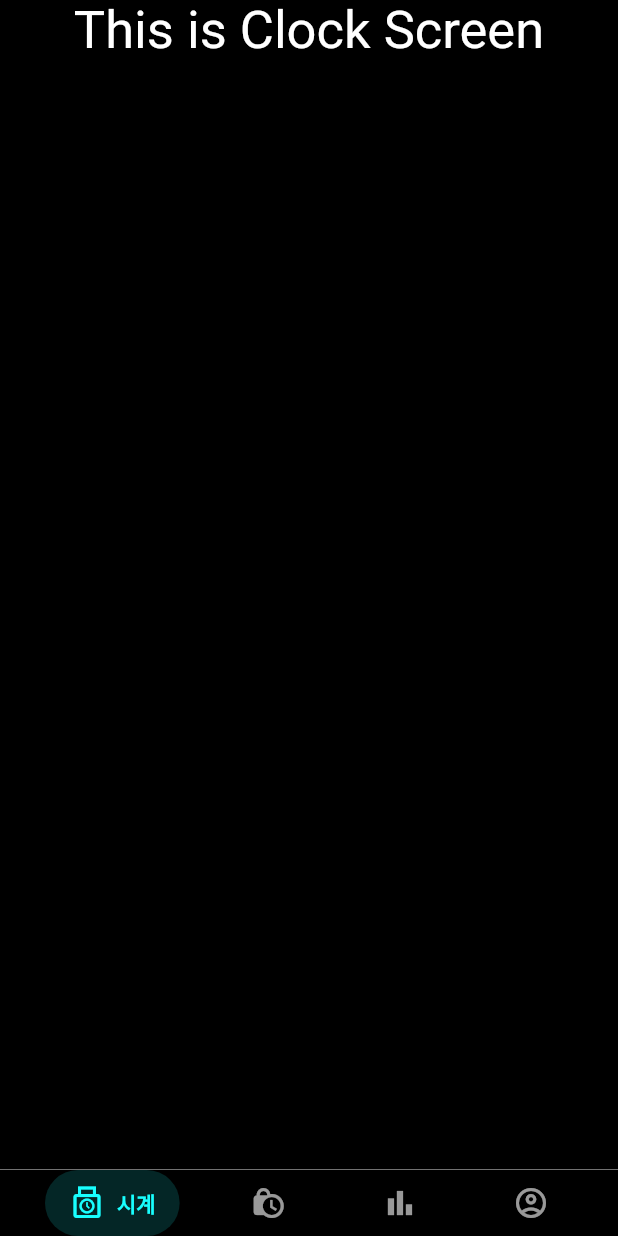
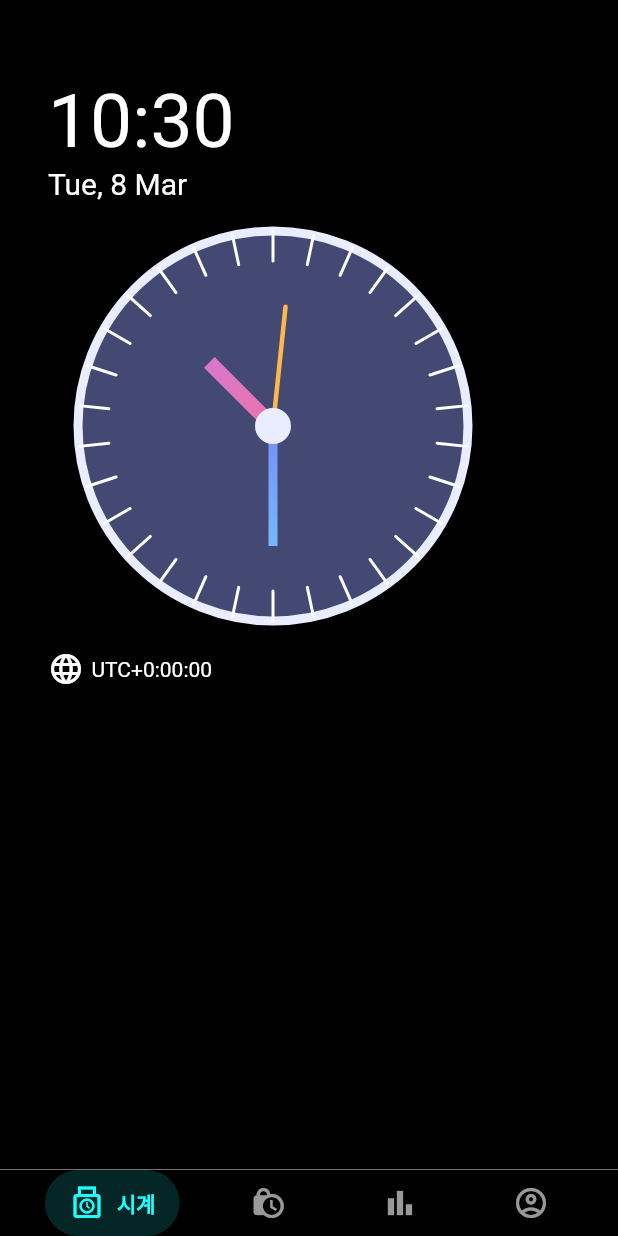
Before and after one commit to AnSang/wakeup, a Flutter app: the screen it shows after launch, after a tap on "카카오톡 로그인 하기", on a phone screen of 412 x 824 dp. Run offline on Flutter 3.47's test engine with Material 2 defaults, Android fonts, the phone set to English and light mode, and no system bars; drawn by our look-alikes of salomon_bottom_bar; our stand-ins replace firebase_auth, firebase_core, flutter_slidable, get, google_sign_in, shared_preferences and 1 more; missing offline and left inert: d_button, day_night_time_picker, kakao_flutter_sdk; accounts and stored records are empty.

Commit message:
시계 디자인, 기능 구현

```diff
--- /dev/null
+++ b/lib/controller/controller_clock.dart
@@ -0,0 +1,24 @@
+import 'package:get/get.dart';
+import 'package:intl/intl.dart';
+import 'dart:async';
+
+class ClockController extends GetxController {
+  var now = DateTime.now();
+  var formattedTime = DateFormat('HH:mm').format(DateTime.now());
+  var formattedDate = DateFormat('EEE, d MMM').format(DateTime.now());
+  var timezoneString = DateTime.now().timeZoneOffset.toString().split('.').first;
+  var offsetSign = '';
+
+  @override
+  void onInit() {
+    Timer.periodic(Duration(seconds: 1), (timer) {
+      now = DateTime.now();
+      formattedTime = DateFormat('HH:mm').format(now);
+      formattedDate = DateFormat('EEE, d MMM').format(now);
+      timezoneString = now.timeZoneOffset.toString().split('.').first;
+      if (!timezoneString.startsWith('-')) offsetSign = '+';
+      update();
+    });
+    super.onInit();
+  }
+}
--- a/lib/ui/screen_clock.dart
+++ b/lib/ui/screen_clock.dart
@@ -1,15 +1,143 @@
+import 'dart:math';
 import 'package:flutter/material.dart';
+import 'package:get/get.dart';
+import 'package:wakeup/controller/controller_clock.dart';
 
 class ScreenClock extends StatelessWidget {
   const ScreenClock({Key? key}) : super(key: key);
 
   @override
   Widget build(BuildContext context) {
-    return Text('This is Clock Screen',
-      style: TextStyle(
-          color: Colors.white,
-        fontSize: 35
-      )
+    return GetBuilder<ClockController>(
+      init: ClockController(),
+      builder: (controller) {
+        return Scaffold(
+          backgroundColor: Colors.black,
+          body: Container(
+            padding: EdgeInsets.all(32),
+            child: Column(
+              crossAxisAlignment: CrossAxisAlignment.start,
+              children: [
+                SizedBox(height: 20),
+                Text(
+                  controller.formattedTime,
+                  style: TextStyle(color: Colors.white, fontSize: 50),
+                ),
+                Text(
+                  controller.formattedDate,
+                  style: TextStyle(color: Colors.white, fontSize: 20),
+                ),
+
+                Container(
+                  width: 300,
+                  height: 300,
+                  child: Transform.rotate(
+                    angle: -pi / 2,
+                    child: CustomPaint(
+                      painter: ClockPainter(),
+                    ),
+                  ),
+                ),
+
+                Row(
+                  children: [
+                    Icon(
+                      Icons.language,
+                      color: Colors.white,
+                    ),
+                    SizedBox(width: 5),
+                    Text(
+                      'UTC' + controller.offsetSign + controller.timezoneString,
+                      style: TextStyle(color: Colors.white, fontSize: 14),
+                    )
+                  ]
+                )
+              ]
+            ),
+          ),
+        );
+      }
     );
   }
 }
+
+class ClockPainter extends CustomPainter {
+  var dateTime = DateTime.now();
+
+  @override
+  void paint(Canvas canvas, Size size) {
+    var centerX = size.width / 2;
+    var centerY = size.height / 2;
+    var center = Offset(centerX, centerY);
+    var radius = min(centerX, centerY);
+
+    var fillBrush = Paint() ..color = Color(0xFF444974);
+
+    var outlineBrush = Paint()
+      ..color = Color(0xFFEAECFF)
+      ..style = PaintingStyle.stroke
+      ..strokeWidth = 6;
+
+    var centerFillBrush = Paint()
+      ..color = Color(0xFFEAECFF);
+
+    var secHandBrush = Paint()
+      ..color = Colors.orange.shade300
+      ..style = PaintingStyle.stroke
+      ..strokeCap = StrokeCap.round
+      ..strokeWidth = 3;
+
+    var minHandBrush = Paint()
+      ..shader = RadialGradient(colors: [Color(0xFF748EF6), Color(0xFF77DDFF)])
+          .createShader(Rect.fromCircle(center: center, radius: radius))
+      ..color = Colors.orange.shade300
+      ..style = PaintingStyle.stroke
+      ..strokeWidth = 6;
+
+    var hourHandBrush = Paint()
+      ..shader = RadialGradient(colors: [Color(0xFFEA74AB), Color(0xFFC279FB)])
+          .createShader(Rect.fromCircle(center: center, radius: radius))
+      ..style = PaintingStyle.stroke
+      ..strokeWidth = 10;
+
+    var dashBrush = Paint()
+      ..color = Colors.white
+      ..style = PaintingStyle.stroke
+      ..strokeCap = StrokeCap.round
+      ..strokeWidth = 2;
+
+    canvas.drawCircle(center, radius - 20, fillBrush);
+    canvas.drawCircle(center, radius - 20, outlineBrush);
+
+    var hourHandX = centerX + 60 * cos((dateTime.hour * 30 + dateTime.minute * 0.5) * pi / 180);
+    var hourHandY = centerX + 60 * sin((dateTime.hour * 30 + dateTime.minute * 0.5) * pi / 180);
+    canvas.drawLine(center, Offset(hourHandX, hourHandY), hourHandBrush);
+
+    var minHandX = centerX + 80 * cos(dateTime.minute * 6 * pi / 180);
+    var minHandY = centerX + 80 * sin(dateTime.minute * 6 * pi / 180);
+    canvas.drawLine(center, Offset(minHandX, minHandY), minHandBrush);
+
+    var secHandX = centerX + 80 * cos(dateTime.second * 6 * pi / 180);
+    var secHandY = centerX + 80 * sin(dateTime.second * 6 * pi / 180);
+    canvas.drawLine(center, Offset(secHandX, secHandY), secHandBrush);
+
+    canvas.drawCircle(center, 12, centerFillBrush);
+
+    var outerCircleRadius = radius - 20;
+    var innerCircleRadius = radius - 40;
+    for (double i = 0; i < 360; i += 12) {
+      var x1 = centerX + outerCircleRadius * cos(i * pi / 180);
+      var y1 = centerX + outerCircleRadius * sin(i * pi / 180);
+
+      var x2 = centerX + innerCircleRadius * cos(i * pi / 180);
+      var y2 = centerX + innerCircleRadius * sin(i * pi / 180);
+      canvas.drawLine(Offset(x1, y1), Offset(x2, y2), dashBrush);
+    }
+  }
+
+  @override
+  bool shouldRepaint(covariant CustomPainter oldDelegate) {
+    return true;
+  }
+
+}
```
Also changed, not shown: pubspec.yaml (+7 -5 lines), pubspec.lock.
